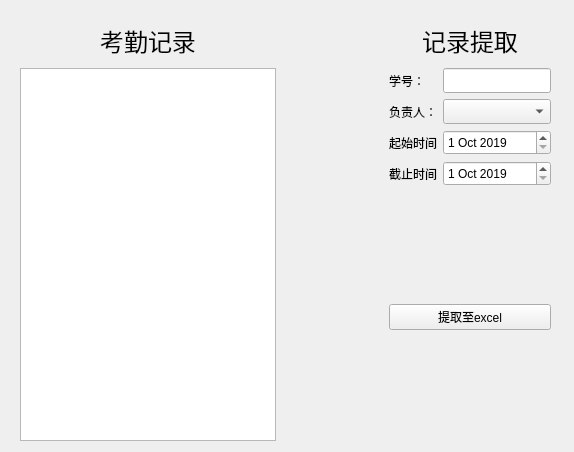
First picture: the form in UI/ui_student_swipe.ui, repository UESTC-ICT401/Attendance, before the edit.
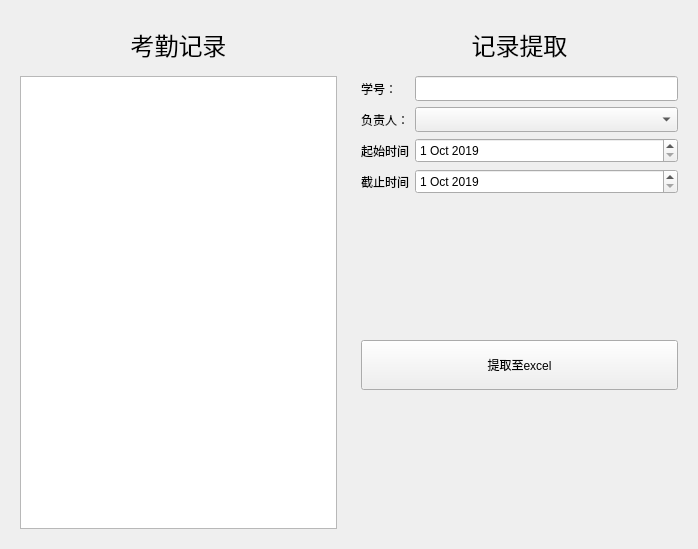
Second picture: the form after the edit.

Patch:
```diff
--- a/UI/ui_student_swipe.ui
+++ b/UI/ui_student_swipe.ui
@@ -6,23 +6,17 @@
    <rect>
     <x>0</x>
     <y>0</y>
-    <width>574</width>
-    <height>452</height>
+    <width>698</width>
+    <height>549</height>
    </rect>
   </property>
   <property name="windowTitle">
    <string>Form</string>
   </property>
-  <widget class="QWidget" name="horizontalLayoutWidget_2">
-   <property name="geometry">
-    <rect>
-     <x>20</x>
-     <y>20</y>
-     <width>531</width>
-     <height>421</height>
-    </rect>
-   </property>
-   <layout class="QHBoxLayout" name="horizontalLayout_2">
+  <layout class="QHBoxLayout" name="horizontalLayout_2" stretch="1,1">
+   <item>
+    <widget class="QWidget" name="widget" native="true">
+     <layout class="QVBoxLayout" name="verticalLayout_6">
     <item>
      <layout class="QVBoxLayout" name="verticalLayout_3" stretch="1,9">
       <item>
@@ -56,19 +50,12 @@
       </item>
      </layout>
     </item>
-    <item>
-     <spacer name="horizontalSpacer">
-      <property name="orientation">
-       <enum>Qt::Horizontal</enum>
-      </property>
-      <property name="sizeHint" stdset="0">
-       <size>
-        <width>40</width>
-        <height>20</height>
-       </size>
-      </property>
-     </spacer>
-    </item>
+     </layout>
+    </widget>
+   </item>
+   <item>
+    <widget class="QWidget" name="widget_2" native="true">
+     <layout class="QHBoxLayout" name="horizontalLayout_3">
     <item>
      <layout class="QVBoxLayout" name="verticalLayout_4" stretch="1,9">
       <item>
@@ -255,6 +242,12 @@
         </item>
         <item>
          <widget class="QPushButton" name="pushButton_extract">
+            <property name="minimumSize">
+             <size>
+              <width>0</width>
+              <height>50</height>
+             </size>
+            </property>
           <property name="text">
            <string>提取至excel</string>
           </property>
@@ -279,6 +272,8 @@
     </item>
    </layout>
   </widget>
+   </item>
+  </layout>
  </widget>
  <resources/>
  <connections/>
```
Lines whose indentation alone changed are shown as unchanged.
